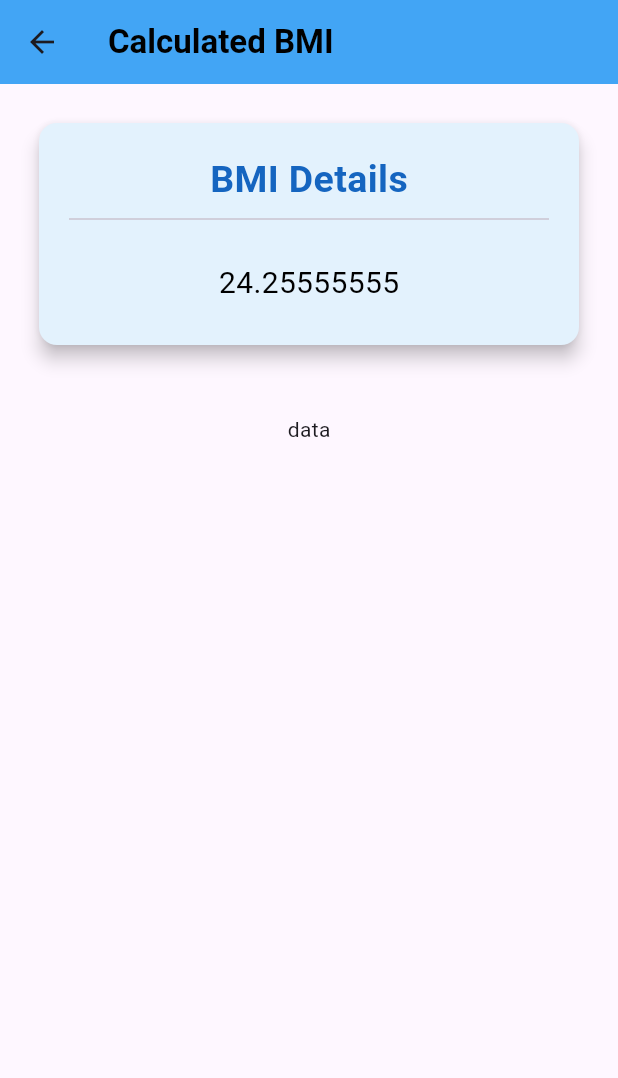
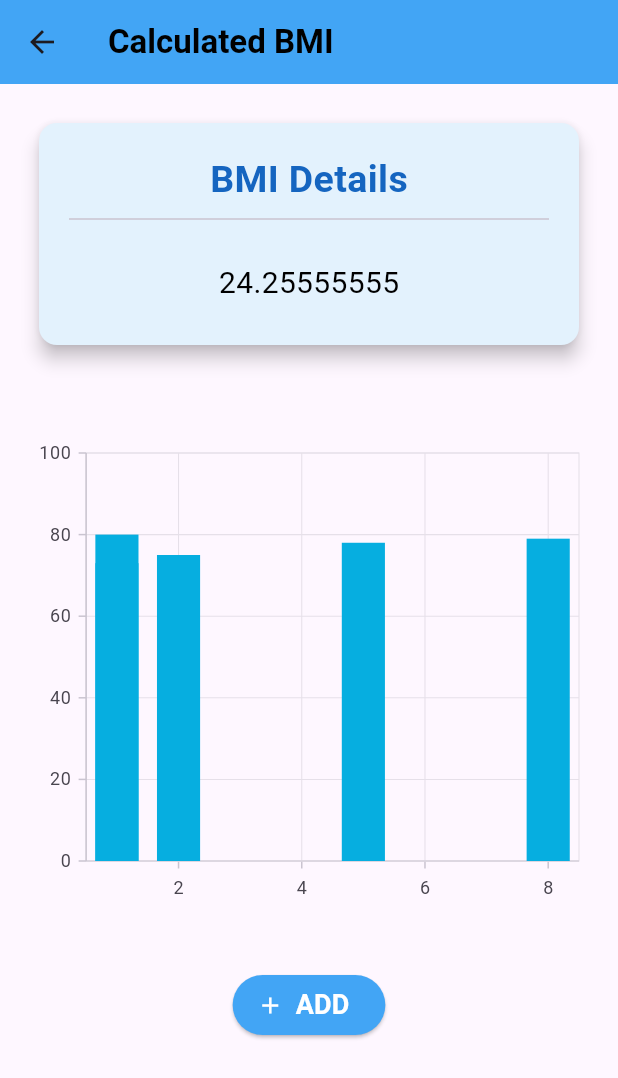
Before and after one commit to amarpatel1804/zignuts_learning, a Flutter app: the screen it shows after launch, after a tap on "SUBMIT", on a phone screen of 412 x 824 dp. Shown: the top 1078 px of the screen. Run offline on Flutter 3.47's test engine with Material 3 defaults, Android fonts, the phone set to English and light mode, and no system bars; our stand-ins replace syncfusion_flutter_charts.

Commit message:
BMI app Ui only commit

```diff
--- a/lib/main.dart
+++ b/lib/main.dart
@@ -1,6 +1,7 @@
+import 'package:BMI_Tracker/pages/addDetails.dart';
+import 'package:BMI_Tracker/pages/bmiShow.dart';
 import 'package:flutter/material.dart';
-import 'package:sample/pages/bmiShow.dart';
-import 'package:sample/pages/home.dart';
+import 'package:BMI_Tracker/pages/home.dart';
 
 void main() => runApp(MaterialApp(
   home: Home(),
@@ -8,5 +9,6 @@ void main() => runApp(MaterialApp(
   routes: {
     '/home': (context) => Home(),
     '/bmiShow': (context) => BmiShow(),
+    '/addDetails':(context)=>AddDetails(),
   },
 ));
--- a/lib/pages/bmiShow.dart
+++ b/lib/pages/bmiShow.dart
@@ -1,6 +1,10 @@
 import 'package:flutter/material.dart';
-import 'package:sample/pages/home.dart';
-import 'package:sample/main.dart';
+import 'package:BMI_Tracker/pages/home.dart';
+import 'package:BMI_Tracker/main.dart';
+import 'package:syncfusion_flutter_charts/charts.dart';
+import 'package:syncfusion_flutter_charts/sparkcharts.dart';
+
+
 
 class BmiShow extends StatefulWidget {
   const BmiShow({super.key});
@@ -16,6 +20,7 @@ class _BmiShowState extends State<BmiShow> {
       child: Scaffold(
         appBar: AppBar(
           backgroundColor: Colors.blue[400],
+          //automaticallyImplyLeading: false,
           title: Text('Calculated BMI',
             style: TextStyle(
               color: Colors.black,
@@ -24,8 +29,8 @@ class _BmiShowState extends State<BmiShow> {
           ),
         ),
 
-        body: SingleChildScrollView(
-          child: Column(
+
+          body: Column(
             mainAxisAlignment: MainAxisAlignment.start,
             crossAxisAlignment: CrossAxisAlignment.center,
             children: [
@@ -42,7 +47,6 @@ class _BmiShowState extends State<BmiShow> {
                       child: Column(
                         children: [
                           Text('BMI Details',
-
                             style: TextStyle(
                               fontWeight: FontWeight.bold,
                               fontSize: 25.0,
@@ -65,17 +69,73 @@ class _BmiShowState extends State<BmiShow> {
                     ),
                 ),
               ),
+
               SizedBox(height: 20.0),
 
-              Text('data')
-
-            ],
-          ),
-        ),
+              Container(
+                padding: EdgeInsets.all(16.0),
+                width: double.infinity,
+                height: 350,
+                child: SfCartesianChart(
+                  series: <CartesianSeries>[
+                    ColumnSeries<weightdata, int>(
+                      dataSource: getColumnData(),
+                      xValueMapper: (weightdata data, _) => data.day,
+                      yValueMapper: (weightdata data, _) => data.weight,
+                    ),
+                  ],
+                ),
+              ),
 
 
 
+
+              SizedBox(height: 20.0),
+              ElevatedButton.icon(
+                  onPressed: (){
+                      Navigator.pushNamed(context, '/addDetails');
+                  },
+                style: ButtonStyle(
+                  backgroundColor: MaterialStateProperty.all<Color>(Colors.blue[400]!),
+                ),
+                  label: Text('ADD',
+                    style: TextStyle(
+                      color: Colors.white,
+                      fontWeight: FontWeight.bold,
+                      fontSize: 18.0,
+                    ),
+                  ),
+                  icon: Icon(
+                    Icons.add,
+                    color: Colors.white,
+                  ),
+              )
+            ],
+          ),
       ),
     );
   }
 }
+
+class weightdata{
+  late int day;
+  late int weight;
+  weightdata(this.day,this.weight);
+
+}
+
+dynamic getColumnData(){
+
+  List<weightdata> columData=<weightdata>[
+
+    weightdata(1, 73),
+    weightdata(5, 78),
+    weightdata(2, 75),
+    weightdata(8, 79),
+    weightdata(1, 80),
+
+
+  ];
+
+  return columData;
+}
--- a/lib/pages/home.dart
+++ b/lib/pages/home.dart
@@ -1,6 +1,6 @@
 import 'package:flutter/material.dart';
-import 'package:sample/pages/bmiShow.dart';
-import 'package:sample/main.dart';
+import 'package:BMI_Tracker/pages/bmiShow.dart';
+import 'package:BMI_Tracker/main.dart';
 class Home extends StatefulWidget {
   const Home({super.key});
 
@@ -10,10 +10,15 @@ class Home extends StatefulWidget {
 
 class _HomeState extends State<Home> {
   String gender='';
+
   @override
   Widget build(BuildContext context) {
     return Scaffold(
+
+      //App Bar Define
       appBar: AppBar(
+        automaticallyImplyLeading: false,
+
         backgroundColor: Colors.blue[400],
         title: Text('Calculate Your BMI',
           style: TextStyle(
@@ -24,10 +29,9 @@ class _HomeState extends State<Home> {
       ),
 
       body: SafeArea(
-        child: Padding(
-          padding: EdgeInsets.all(20.0),
+          child: Container(
+            margin: EdgeInsets.all(16.0),
             child: Center(
-
               child: SingleChildScrollView(
                 child: Column(
                   mainAxisAlignment: MainAxisAlignment.start,
@@ -98,7 +102,9 @@ class _HomeState extends State<Home> {
                         Radio(
 
                             value: 'Male', groupValue: gender, onChanged: (value){
+                              setState(() {
                                 gender=value.toString();
+                              });
                         }),
                         Text('Male',
                           style: TextStyle(
@@ -109,7 +115,9 @@ class _HomeState extends State<Home> {
                         Radio(
 
                             value: 'Female', groupValue: gender, onChanged: (value){
+                              setState(() {
                                 gender=value.toString();
+                              });
                         }),
 
                         Text('Female',
--- a/pubspec.yaml
+++ b/pubspec.yaml
@@ -1,4 +1,4 @@
-name: sample
+name: BMI_Tracker
 description: "A new Flutter project."
 # The following line prevents the package from being accidentally published to
 # pub.dev using `flutter pub publish`. This is preferred for private packages.
@@ -35,6 +35,8 @@ dependencies:
   # The following adds the Cupertino Icons font to your application.
   # Use with the CupertinoIcons class for iOS style icons.
   cupertino_icons: ^1.0.2
+  fl_chart: ^0.66.1
+  syncfusion_flutter_charts: ^24.2.4+3
 
 dev_dependencies:
   flutter_test:
```
Also changed, not shown: lib/pages/addDetails.dart (added, +108 -0 lines), pubspec.lock. Lines whose indentation alone changed are shown as unchanged.
